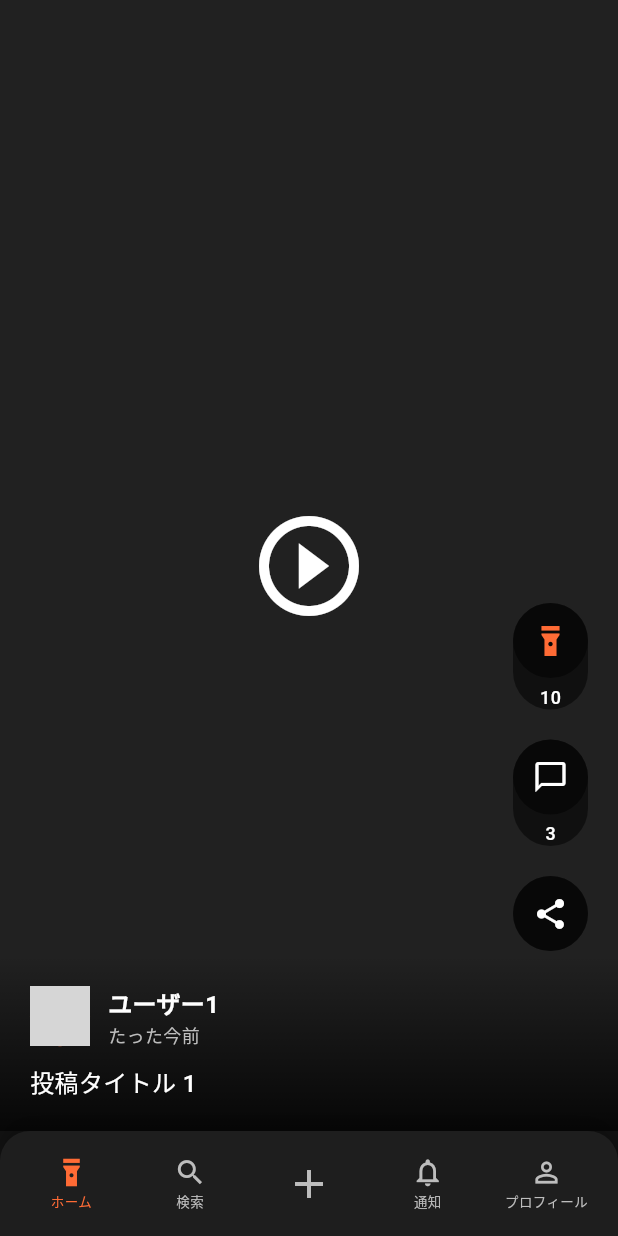
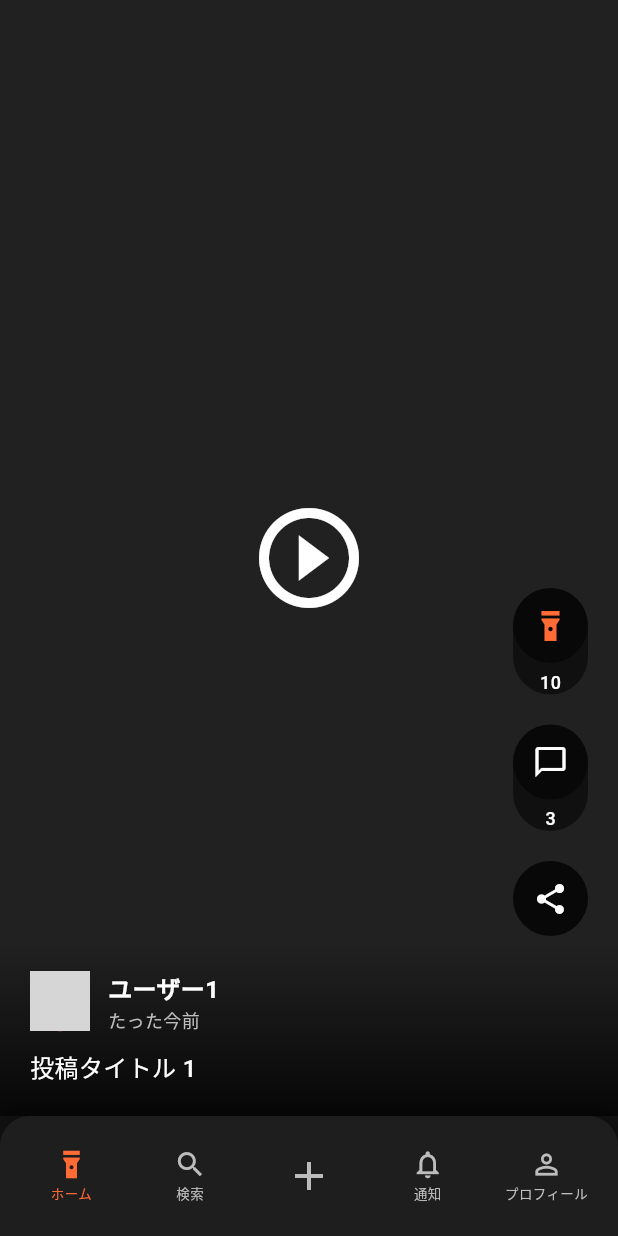
Before and after one commit to chumenium/spotlight, a Flutter app: the screen it shows after launch, after a tap on "⚠️ スキップ（開発モード）", on a phone screen of 412 x 824 dp. Run offline on Flutter 3.47's test engine with Material 3 defaults, Android fonts, the phone set to English and light mode, and no system bars; our stand-ins replace firebase_auth, firebase_core, firebase_messaging, flutter_svg, google_sign_in, shared_preferences; missing offline and left inert: twitter_login; accounts and stored records are empty; network calls fail; grey boxes are pictures that could not be loaded.

Commit message:
ナビゲーションバー設

```diff
--- a/lib/auth/auth_provider.dart
+++ b/lib/auth/auth_provider.dart
@@ -162,7 +162,7 @@ class AuthProvider extends ChangeNotifier {
   ///
   /// パラメータ:
   /// - firebaseUser: Firebase Authenticationのユーザー情報
-  void _onAuthStateChanged(firebase_auth.User? firebaseUser) async {
+  void _onAuthStateChanged(firebase_auth.User? firebaseUser) {
     if (firebaseUser != null) {
       // Firebase UIDをそのままユーザーIDとして使用
       // このIDは変更されず、すべての認証プロバイダーで一意です
@@ -178,8 +178,8 @@ class AuthProvider extends ChangeNotifier {
         debugPrint('  プロバイダー: ${firebaseUser.providerData.map((e) => e.providerId).join(', ')}');
       }
 
-      // UIDをバックエンドの/testエンドポイントに送信
-      await _sendUidToBackend(firebaseUser.uid);
+      // UIDをバックエンドの/testエンドポイントに送信（非同期処理、awaitなし）
+      _sendUidToBackend(firebaseUser.uid);
     } else {
       _currentUser = null;
       if (kDebugMode && AuthConfig.enableAuthDebugLog) {
--- a/lib/auth/social_login_screen.dart
+++ b/lib/auth/social_login_screen.dart
@@ -4,7 +4,7 @@ import 'package:flutter_svg/flutter_svg.dart';
 import 'auth_provider.dart';
 import '../utils/spotlight_colors.dart';
 import '../config/app_config.dart';
-import '../main.dart';
+import '../providers/navigation_provider.dart';
 
 /// ソーシャルログイン専用画面
 /// Google、Twitter（X）でのログインをサポート
@@ -23,9 +23,9 @@ class _SocialLoginScreenState extends State<SocialLoginScreen> {
     final success = await authProvider.loginWithGoogle();
 
     if (success && mounted) {
-      Navigator.of(context).pushReplacement(
-        MaterialPageRoute(builder: (context) => const MainScreen()),
-      );
+      // NavigationProviderをリセット（main.dartで自動的にMainScreenに遷移）
+      final navigationProvider = Provider.of<NavigationProvider>(context, listen: false);
+      navigationProvider.reset();
     } else if (mounted && authProvider.errorMessage != null) {
       _showErrorSnackBar(authProvider.errorMessage!);
     }
@@ -38,9 +38,9 @@ class _SocialLoginScreenState extends State<SocialLoginScreen> {
     final success = await authProvider.loginWithTwitter();
 
     if (success && mounted) {
-      Navigator.of(context).pushReplacement(
-        MaterialPageRoute(builder: (context) => const MainScreen()),
-      );
+      // NavigationProviderをリセット（main.dartで自動的にMainScreenに遷移）
+      final navigationProvider = Provider.of<NavigationProvider>(context, listen: false);
+      navigationProvider.reset();
     } else if (mounted && authProvider.errorMessage != null) {
       _showErrorSnackBar(authProvider.errorMessage!);
     }
@@ -50,9 +50,9 @@ class _SocialLoginScreenState extends State<SocialLoginScreen> {
     final authProvider = Provider.of<AuthProvider>(context, listen: false);
     authProvider.skipLogin();
 
-    Navigator.of(context).pushReplacement(
-      MaterialPageRoute(builder: (context) => const MainScreen()),
-    );
+    // NavigationProviderをリセット（main.dartで自動的にMainScreenに遷移）
+    final navigationProvider = Provider.of<NavigationProvider>(context, listen: false);
+    navigationProvider.reset();
   }
 
   void _showErrorSnackBar(String message) {
--- a/lib/providers/navigation_provider.dart
+++ b/lib/providers/navigation_provider.dart
@@ -31,4 +31,11 @@ class NavigationProvider with ChangeNotifier {
   void navigateToProfile() {
     setCurrentIndex(4);
   }
+
+
+  /// ナビゲーション状態をリセット
+  void reset() {
+    _currentIndex = 0;
+    notifyListeners();
+  }
 }
--- a/lib/widgets/bottom_navigation_bar.dart
+++ b/lib/widgets/bottom_navigation_bar.dart
@@ -13,9 +13,10 @@ class CustomBottomNavigationBar extends StatelessWidget {
 
   @override
   Widget build(BuildContext context) {
-    return Container(
-      height: 70,
-      decoration: const BoxDecoration(
+    return SizedBox(
+      height: 80,
+      child: Container(
+        decoration: const BoxDecoration(
         color: Color(0xFF1E1E1E),
         borderRadius: BorderRadius.only(
           topLeft: Radius.circular(20),
@@ -29,11 +30,11 @@ class CustomBottomNavigationBar extends StatelessWidget {
           ),
         ],
       ),
-      child: SafeArea(
-        top: false,
-        child: Padding(
-          padding: const EdgeInsets.symmetric(horizontal: 8, vertical: 8),
-          child: Row(
+        child: SafeArea(
+          top: false,
+          child: Padding(
+            padding: const EdgeInsets.symmetric(horizontal: 8, vertical: 4),
+            child: Row(
             mainAxisAlignment: MainAxisAlignment.spaceEvenly,
             children: [
               Expanded(
@@ -75,6 +76,7 @@ class CustomBottomNavigationBar extends StatelessWidget {
             ],
           ),
         ),
+      ),
       ),
     );
   }
```
